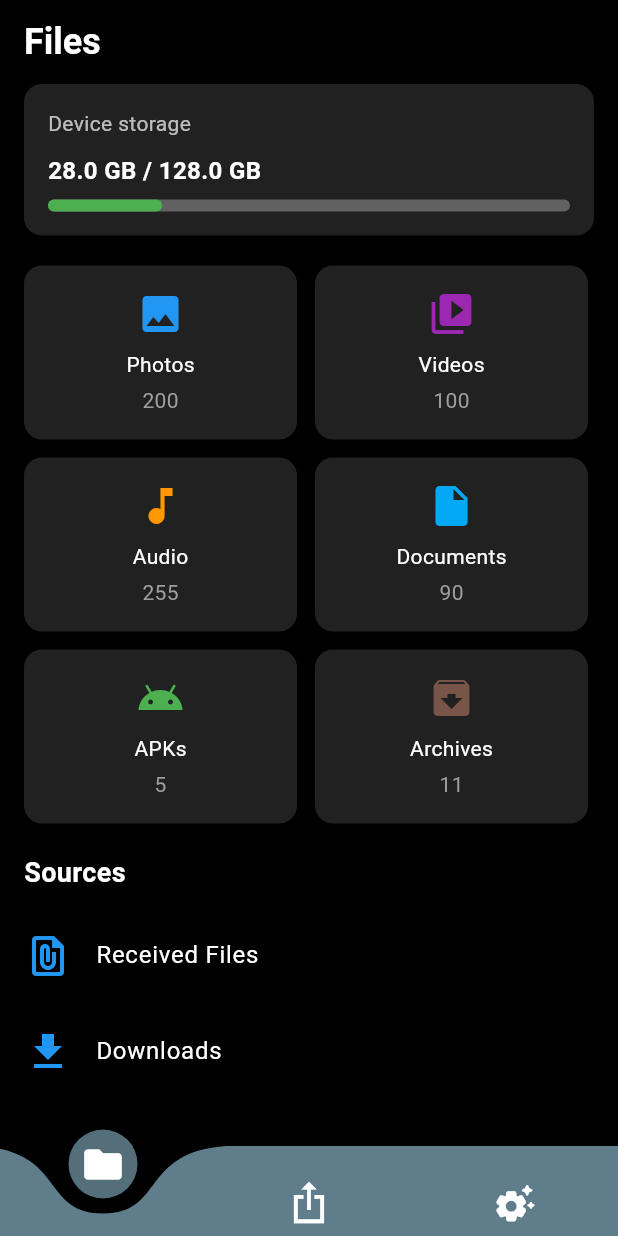
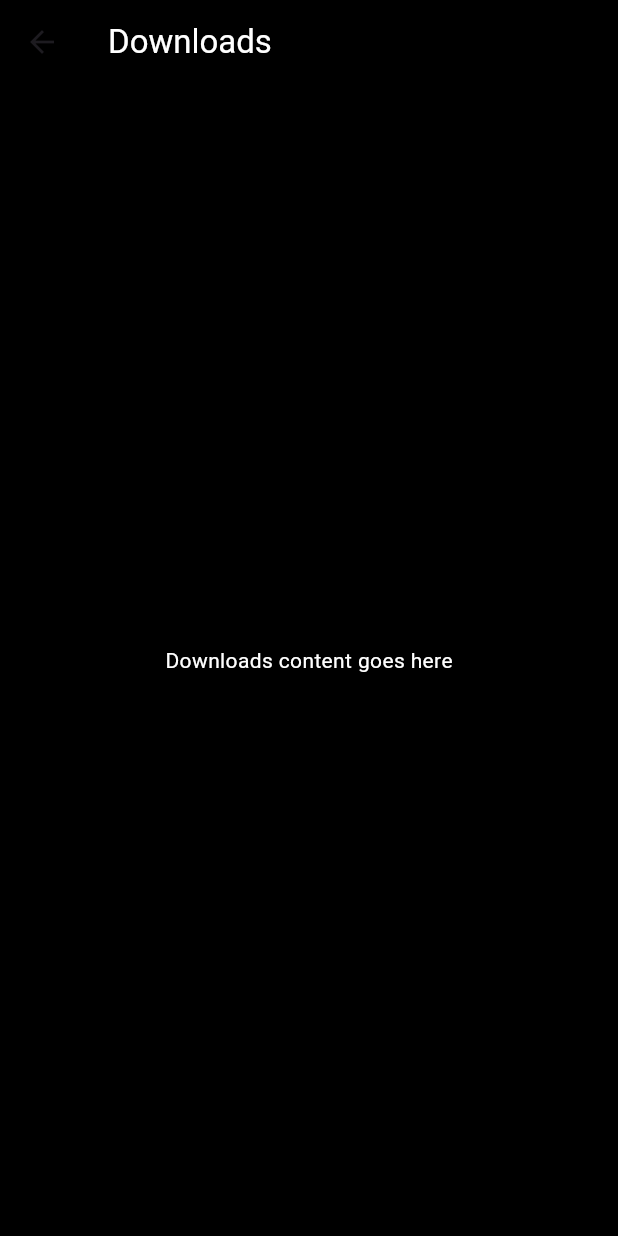
Before and after one commit to sarthakKapoor05/datavault, a Flutter app: the Home screen opened directly, after a tap on "Downloads", on a phone screen of 412 x 824 dp. Run offline on Flutter 3.47's test engine with Material 3 defaults, Android fonts, the phone set to English and light mode, and no system bars; drawn by our look-alikes of curved_navigation_bar; our stand-ins replace shared_preferences; accounts and stored records are empty.

```diff
--- a/lib/Scrrens/dashboard.dart
+++ b/lib/Scrrens/dashboard.dart
@@ -1,16 +1,14 @@
+import 'package:datavault/Scrrens/downloads_screen.dart';
+import 'package:flutter/material.dart';
 import 'package:datavault/Scrrens/folders.dart';
 import 'package:datavault/Scrrens/received_files_screen.dart';
-import 'package:flutter/material.dart';
 
 class Dashboard extends StatelessWidget {
   const Dashboard({super.key});
 
   @override
   Widget build(BuildContext context) {
-    return MaterialApp(
-      debugShowCheckedModeBanner: false,
-      home: FileManagerPage(),
-    );
+    return FileManagerPage();
   }
 }
 
@@ -63,10 +61,7 @@ class _FileManagerPageState extends State<FileManagerPage> {
       'icon': Icons.file_present,
       'color': Colors.blue,
     },
-
     {'title': 'Downloads', 'icon': Icons.download, 'color': Colors.blue},
-
-    // {'title': 'Bluetooth', 'icon': Icons.bluetooth, 'color': Colors.blueAccent},
   ];
 
   @override
@@ -74,12 +69,12 @@ class _FileManagerPageState extends State<FileManagerPage> {
     return Scaffold(
       backgroundColor: Colors.black,
       appBar: AppBar(
-        title: Text(
+        title: const Text(
           'Files',
           style: TextStyle(
+            color: Colors.white,
             fontSize: 24,
             fontWeight: FontWeight.bold,
-            color: Colors.white,
           ),
         ),
         backgroundColor: Colors.black,
@@ -87,21 +82,20 @@ class _FileManagerPageState extends State<FileManagerPage> {
       ),
       body: SafeArea(
         child: Padding(
-          padding: EdgeInsets.symmetric(horizontal: 16),
+          padding: const EdgeInsets.symmetric(horizontal: 16),
           child: ListView(
             children: [
-              // ✅ Wrapped in GestureDetector to navigate
               GestureDetector(
                 onTap: () {
                   Navigator.push(
                     context,
                     MaterialPageRoute(
-                      builder: (context) => FolderListScreen(),
-                    ), // ✅ Navigation Added
+                      builder: (context) => const FolderListScreen(),
+                    ),
                   );
                 },
                 child: Container(
-                  padding: EdgeInsets.all(16),
+                  padding: const EdgeInsets.all(16),
                   decoration: BoxDecoration(
                     color: Colors.grey[900],
                     borderRadius: BorderRadius.circular(12),
@@ -109,17 +103,17 @@ class _FileManagerPageState extends State<FileManagerPage> {
                   child: Column(
                     crossAxisAlignment: CrossAxisAlignment.start,
                     children: [
-                      Text(
+                      const Text(
                         'Device storage',
                         style: TextStyle(color: Colors.white70),
                       ),
-                      SizedBox(height: 10),
+                      const SizedBox(height: 10),
                       Row(
                         mainAxisAlignment: MainAxisAlignment.spaceBetween,
                         children: [
                           Text(
                             '${usedStorage.toStringAsFixed(1)} GB / ${totalStorage.toStringAsFixed(1)} GB',
-                            style: TextStyle(
+                            style: const TextStyle(
                               color: Colors.white,
                               fontSize: 16,
                               fontWeight: FontWeight.bold,
@@ -127,7 +121,7 @@ class _FileManagerPageState extends State<FileManagerPage> {
                           ),
                         ],
                       ),
-                      SizedBox(height: 8),
+                      const SizedBox(height: 8),
                       LinearProgressIndicator(
                         value: usedStorage / totalStorage,
                         backgroundColor: Colors.grey[700],
@@ -139,23 +133,19 @@ class _FileManagerPageState extends State<FileManagerPage> {
                   ),
                 ),
               ),
-
-              SizedBox(height: 20),
-
-              // File Categories
+              const SizedBox(height: 20),
               Wrap(
                 spacing: 12,
                 runSpacing: 12,
                 children:
-                    categories.map((category) {
-                      return _buildCategoryCard(context, category);
-                    }).toList(),
+                    categories
+                        .map(
+                          (category) => _buildCategoryCard(context, category),
+                        )
+                        .toList(),
               ),
-
-              SizedBox(height: 20),
-
-              // Sources Section
-              Text(
+              const SizedBox(height: 20),
+              const Text(
                 'Sources',
                 style: TextStyle(
                   color: Colors.white,
@@ -163,12 +153,10 @@ class _FileManagerPageState extends State<FileManagerPage> {
                   fontWeight: FontWeight.bold,
                 ),
               ),
-              SizedBox(height: 10),
+              const SizedBox(height: 10),
               Column(
                 children:
-                    sources.map((source) {
-                      return _buildSourceTile(source);
-                    }).toList(),
+                    sources.map((source) => _buildSourceTile(source)).toList(),
               ),
             ],
           ),
@@ -183,7 +171,7 @@ class _FileManagerPageState extends State<FileManagerPage> {
   ) {
     return Container(
       width: (MediaQuery.of(context).size.width / 2) - 24,
-      padding: EdgeInsets.all(16),
+      padding: const EdgeInsets.all(16),
       decoration: BoxDecoration(
         color: Colors.grey[900],
         borderRadius: BorderRadius.circular(12),
@@ -191,12 +179,12 @@ class _FileManagerPageState extends State<FileManagerPage> {
       child: Column(
         children: [
           Icon(category['icon'], color: category['color'], size: 32),
-          SizedBox(height: 8),
-          Text(category['title'], style: TextStyle(color: Colors.white)),
-          SizedBox(height: 4),
+          const SizedBox(height: 8),
+          Text(category['title'], style: const TextStyle(color: Colors.white)),
+          const SizedBox(height: 4),
           Text(
             category['count'].toString(),
-            style: TextStyle(color: Colors.grey),
+            style: const TextStyle(color: Colors.grey),
           ),
         ],
       ),
@@ -206,7 +194,7 @@ class _FileManagerPageState extends State<FileManagerPage> {
   Widget _buildSourceTile(Map<String, dynamic> source) {
     return ListTile(
       leading: Icon(source['icon'], color: source['color'], size: 32),
-      title: Text(source['title'], style: TextStyle(color: Colors.white)),
+      title: Text(source['title'], style: const TextStyle(color: Colors.white)),
       onTap: () {
         if (source['title'] == 'Received Files') {
           Navigator.push(
@@ -215,9 +203,14 @@ class _FileManagerPageState extends State<FileManagerPage> {
               builder: (context) => const ReceivedFilesScreen(),
             ),
           );
+        } else if (source['title'] == 'Downloads') {
+          Navigator.push(
+            context,
+            MaterialPageRoute(builder: (context) => const DownloadsScreen()),
+          );
         }
       },
-      contentPadding: EdgeInsets.symmetric(vertical: 4),
+      contentPadding: const EdgeInsets.symmetric(vertical: 4),
     );
   }
 }
--- /dev/null
+++ b/lib/Scrrens/downloads_screen.dart
@@ -0,0 +1,23 @@
+// lib/Scrrens/downloads_screen.dart
+import 'package:flutter/material.dart';
+
+class DownloadsScreen extends StatelessWidget {
+  const DownloadsScreen({super.key});
+
+  @override
+  Widget build(BuildContext context) {
+    return Scaffold(
+      backgroundColor: Colors.black,
+      appBar: AppBar(
+        title: const Text('Downloads', style: TextStyle(color: Colors.white)),
+        backgroundColor: Colors.black,
+      ),
+      body: const Center(
+        child: Text(
+          'Downloads content goes here',
+          style: TextStyle(color: Colors.white),
+        ),
+      ),
+    );
+  }
+}
--- a/lib/Scrrens/home.dart
+++ b/lib/Scrrens/home.dart
@@ -1,6 +1,5 @@
 import 'package:curved_navigation_bar/curved_navigation_bar.dart';
 import 'package:datavault/Scrrens/dashboard.dart';
-// import 'package:datavault/Scrrens/files.dart';
 import 'package:datavault/Scrrens/settings.dart';
 import 'package:datavault/Scrrens/share.dart';
 import 'package:flutter/material.dart';
@@ -14,7 +13,9 @@ class Home extends StatefulWidget {
 
 class _HomeState extends State<Home> {
   int index = 0;
-  final screen = [Dashboard(), Share(), Settings()];
+
+  // ✅ Screens for navigation
+  final screens = [Dashboard(), Share(), Settings()];
 
   @override
   Widget build(BuildContext context) {
@@ -26,18 +27,11 @@ class _HomeState extends State<Home> {
 
     return Scaffold(
       backgroundColor: const Color.fromARGB(255, 0, 0, 0),
-      // appBar: AppBar(
-      //   title: Text('Data Vault'),
-      //   backgroundColor: Colors.blueGrey[600],
-      //   foregroundColor: Colors.white,
-      // ),
-      body: screen[index],
+      body: index < screens.length ? screens[index] : screens[0],
       bottomNavigationBar: Theme(
-        data: Theme.of(context).copyWith(
-          iconTheme: IconThemeData(
-            color: const Color.fromARGB(255, 255, 255, 255),
-          ),
-        ),
+        data: Theme.of(
+          context,
+        ).copyWith(iconTheme: IconThemeData(color: Colors.white)),
         child: CurvedNavigationBar(
           index: index,
           height: 60,
@@ -45,7 +39,6 @@ class _HomeState extends State<Home> {
           buttonBackgroundColor: Colors.blueGrey[600],
           backgroundColor: const Color.fromARGB(255, 0, 0, 0),
           items: items,
-
           animationCurve: Curves.easeInOut,
           animationDuration: Duration(milliseconds: 300),
           onTap: (selectedIcon) {
```
